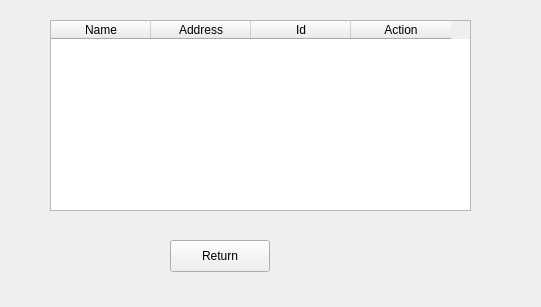
This is Scheduler/pythonCode/GUI/workplace_list.ui in Szymek200/Scheduler as Qt 5 draws it before an edit. The edited form follows.
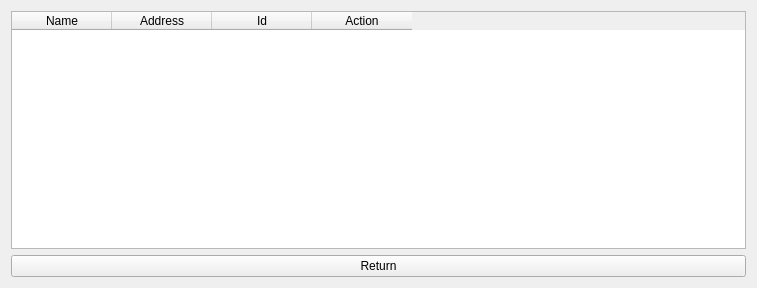
This is the edited form.

Commit message: interface corrections

What changed in the file:
```diff
--- a/Scheduler/pythonCode/GUI/workplace_list.ui
+++ b/Scheduler/pythonCode/GUI/workplace_list.ui
@@ -6,22 +6,16 @@
    <rect>
     <x>0</x>
     <y>0</y>
-    <width>541</width>
-    <height>307</height>
+    <width>757</width>
+    <height>288</height>
    </rect>
   </property>
   <property name="windowTitle">
    <string>Form</string>
   </property>
+  <layout class="QVBoxLayout" name="verticalLayout">
+   <item>
   <widget class="QTableWidget" name="workplace_list">
-   <property name="geometry">
-    <rect>
-     <x>50</x>
-     <y>20</y>
-     <width>421</width>
-     <height>191</height>
-    </rect>
-   </property>
    <column>
     <property name="text">
      <string>Name</string>
@@ -43,19 +37,15 @@
     </property>
    </column>
   </widget>
+   </item>
+   <item>
   <widget class="QPushButton" name="return_to_main">
-   <property name="geometry">
-    <rect>
-     <x>170</x>
-     <y>240</y>
-     <width>100</width>
-     <height>32</height>
-    </rect>
-   </property>
    <property name="text">
     <string>Return</string>
    </property>
   </widget>
+   </item>
+  </layout>
  </widget>
  <resources/>
  <connections/>
```
Lines whose indentation alone changed are shown as unchanged. The commit also changes 7 other files.
